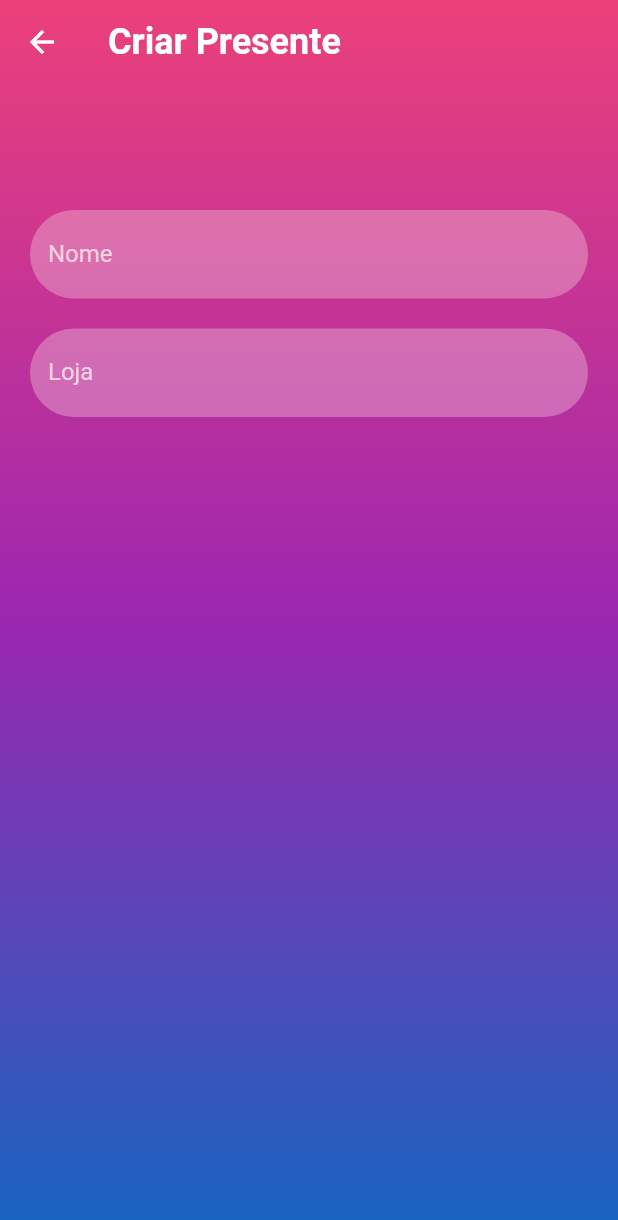
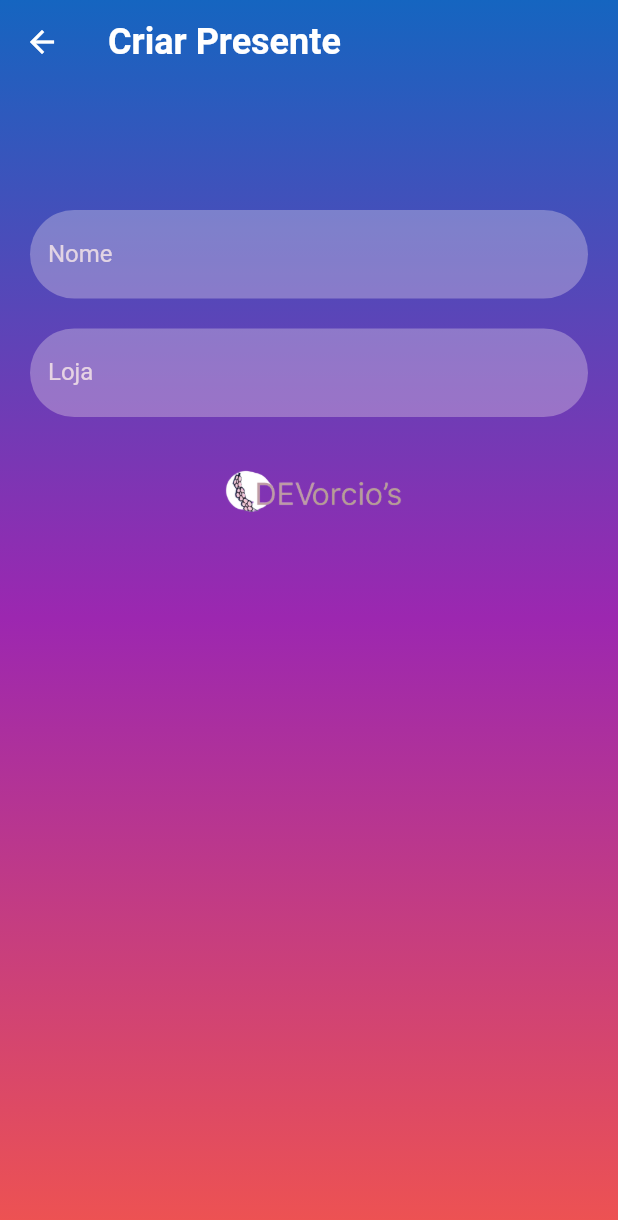
Before and after one commit to joaovac/App-Noivo, a Flutter app: the NewPresentScreen screen opened directly, on a phone screen of 412 x 824 dp. Shown: the top 1220 px of the screen. Run offline on Flutter 3.47's test engine with Material 2 defaults, Android fonts, the phone set to English and light mode, and no system bars; our stand-ins replace firebase_auth, firebase_core, firebase_database; accounts and stored records are empty.

Commit message:
add logo + colors

```diff
--- a/lib/autenticacao/signin.dart
+++ b/lib/autenticacao/signin.dart
@@ -33,9 +33,9 @@ class _SignInScreenState extends State<SignInScreen> {
         height: MediaQuery.of(context).size.height,
         decoration: BoxDecoration(
             gradient: LinearGradient(colors: [
-          Colors.pink.shade400,
+          Colors.blue.shade800,
           Colors.purple,
-          Colors.blue.shade800,
+          Colors.red.shade400,
         ], begin: Alignment.topCenter, end: Alignment.bottomCenter)),
         child: SingleChildScrollView(
           child: Padding(
--- a/lib/autenticacao/widgets.dart
+++ b/lib/autenticacao/widgets.dart
@@ -15,7 +15,7 @@ Image logo(String devorcio) {
     fit: BoxFit.fitWidth,
     width: 125,
     height: 125,
-    alignment: Alignment.topRight,
+
   );
 }
 
--- a/lib/criarPresentes/newPresentPage.dart
+++ b/lib/criarPresentes/newPresentPage.dart
@@ -1,6 +1,7 @@
 import 'package:app_lista_presentes/criarPresentes/widgets.dart';
 import 'package:flutter/material.dart';
 import 'package:flutter/widgets.dart';
+import 'package:firebase_database/firebase_database.dart';
 
 class NewPresentScreen extends StatefulWidget {
   const NewPresentScreen({Key? key}) : super(key: key);
@@ -10,6 +11,9 @@ class NewPresentScreen extends StatefulWidget {
 }
 
 class _NewPresentScreenState extends State<NewPresentScreen> {
+  final databaseReference = FirebaseDatabase(
+          databaseURL: 'https://nosso-lance-e87b1-default-rtdb.firebaseio.com/')
+      .reference();
   @override
   Widget build(BuildContext context) {
     // TODO: implement build
@@ -30,9 +34,9 @@ class _NewPresentScreenState extends State<NewPresentScreen> {
             height: MediaQuery.of(context).size.height,
             decoration: BoxDecoration(
                 gradient: LinearGradient(colors: [
-              Colors.pink.shade400,
+              Colors.blue.shade800,
               Colors.purple,
-              Colors.blue.shade800,
+              Colors.red.shade400,
             ], begin: Alignment.topCenter, end: Alignment.bottomCenter)),
             child: SingleChildScrollView(
                 child: Padding(
@@ -43,7 +47,11 @@ class _NewPresentScreenState extends State<NewPresentScreen> {
                       ),
                       reusableTextField("Nome", _nomePresenteController),
                       const SizedBox(height: 20),
-                      reusableTextField("Loja", _lojaPresenteController)
+                      reusableTextField("Loja", _lojaPresenteController),
+                      Image.asset(
+                        'assets/images/devorcio.png',
+                        height: 100,
+                      ),
                     ])))));
     //Firebase
   }
--- a/lib/criarPresentes/widgets.dart
+++ b/lib/criarPresentes/widgets.dart
@@ -4,6 +4,8 @@ TextField reusableTextField(String text, TextEditingController controller) {
   return TextField(
     controller: controller,
     enableSuggestions: true,
+    cursorColor: Colors.white,
+    style: TextStyle(color: Colors.white.withOpacity(0.9)),
     decoration: InputDecoration(
       labelText: text,
       labelStyle:
--- a/pubspec.yaml
+++ b/pubspec.yaml
@@ -39,6 +39,8 @@ dependencies:
   firebase_core: ^1.22.0
   firebase_auth: ^3.9.0
   cloud_firestore: ^3.4.8
+  firebase_database: ^9.1.6
+
 
 
 dev_dependencies:
```
Also changed, not shown: lib/autenticacao/resetar_senha.dart (+7 -6 lines), lib/autenticacao/signup.dart (+4 -3 lines), pubspec.lock, 2 other files.
